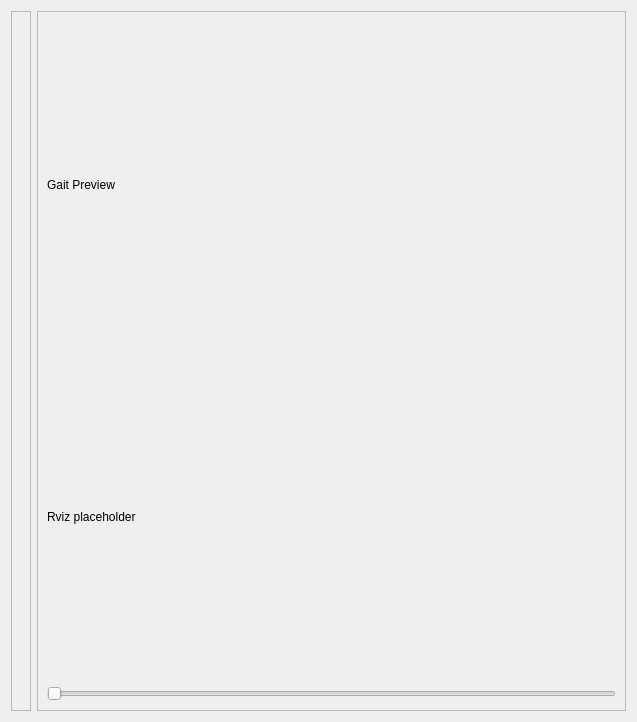
The window that march_rqt_gait_generator/resource/gait_generator.ui (project-march/ProjectMarch) describes before a commit, drawn with Qt 5.
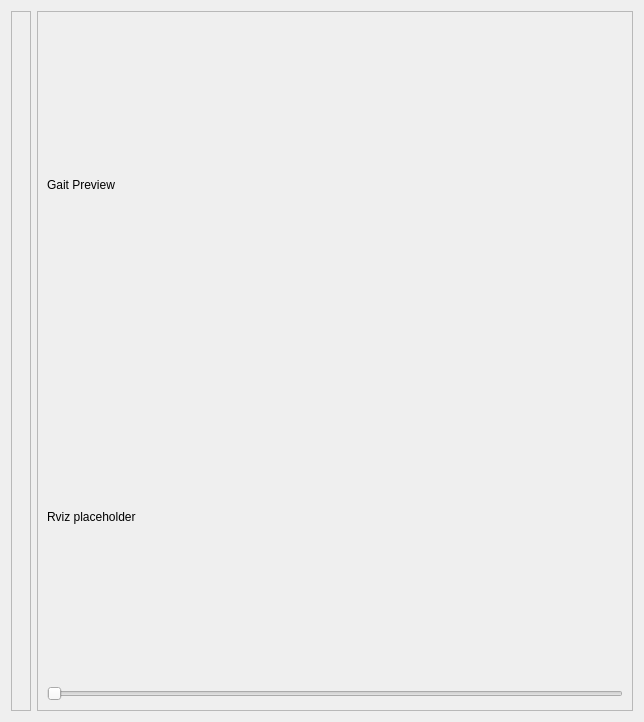
The same window after the commit.

```diff
--- a/march_rqt_gait_generator/resource/gait_generator.ui
+++ b/march_rqt_gait_generator/resource/gait_generator.ui
@@ -6,7 +6,7 @@
    <rect>
     <x>0</x>
     <y>0</y>
-    <width>637</width>
+    <width>644</width>
     <height>722</height>
    </rect>
   </property>
@@ -28,6 +28,18 @@
    </item>
    <item>
     <widget class="QFrame" name="RvizFrame">
+     <property name="sizePolicy">
+      <sizepolicy hsizetype="MinimumExpanding" vsizetype="MinimumExpanding">
+       <horstretch>0</horstretch>
+       <verstretch>0</verstretch>
+      </sizepolicy>
+     </property>
+     <property name="minimumSize">
+      <size>
+       <width>0</width>
+       <height>0</height>
+      </size>
+     </property>
      <property name="frameShape">
       <enum>QFrame::StyledPanel</enum>
      </property>
```
Left out of the diff: 2 changed lines with no effect on the pictures.
